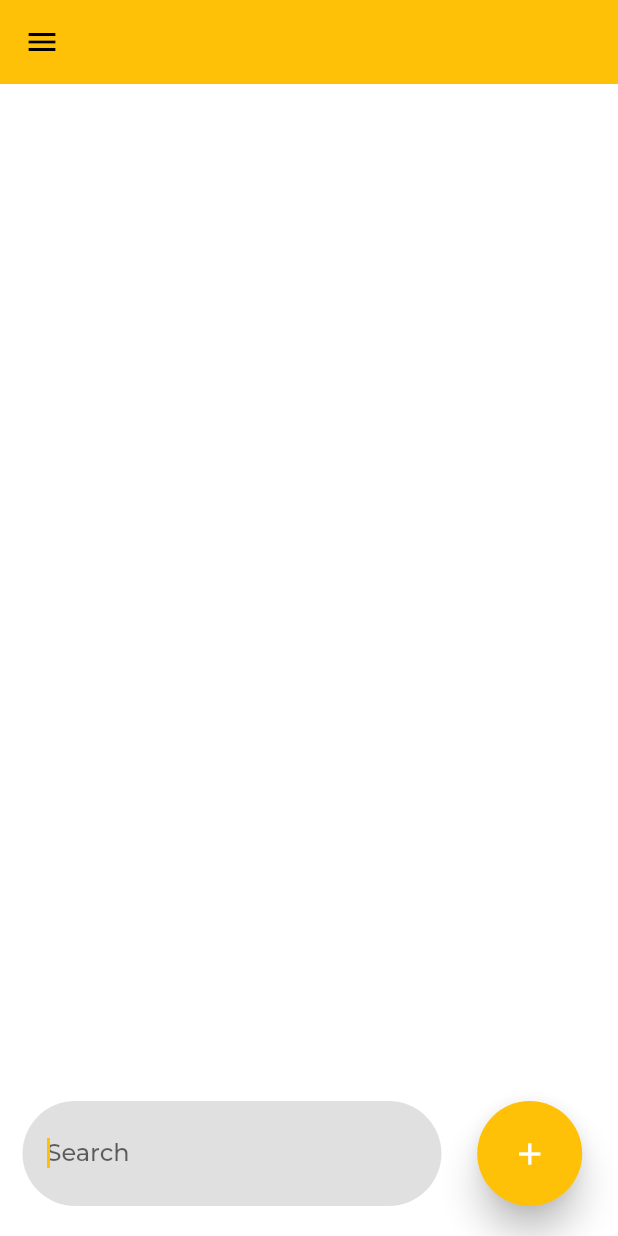
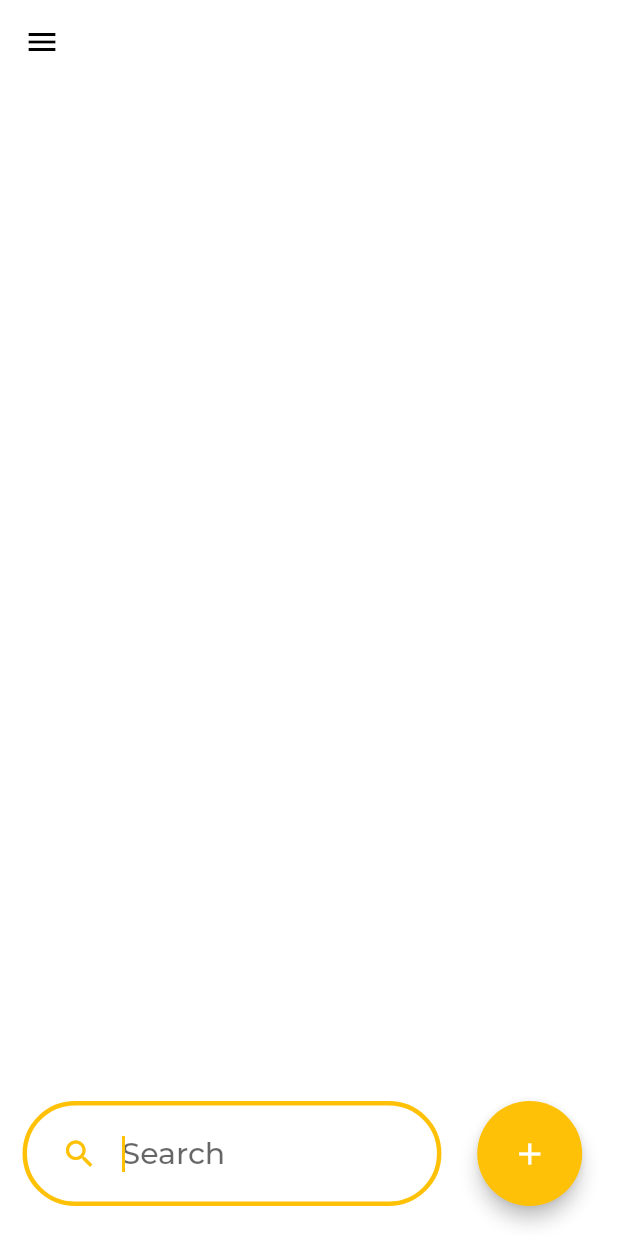
Before and after one commit to deninpaul/Medic.ly, a Flutter app: the screen it shows after launch, scrolled down 576 dp, after a tap on "Search", on a phone screen of 412 x 824 dp. Run offline on Flutter 3.47's test engine with Material 2 defaults, Android fonts, the phone set to English and light mode, and no system bars; project files that could hold a hidden picture were left out.

Commit message:
fixed app bar color issue

```diff
--- a/app/lib/main.dart
+++ b/app/lib/main.dart
@@ -1,5 +1,4 @@
 import 'package:flutter/material.dart';
-import 'package:app/models/global.dart';
 import 'package:app/ui/home.dart';
 import 'package:app/ui/medlist.dart';
 
@@ -24,15 +23,19 @@ class MyHomePage extends StatefulWidget {
 }
 
 class _MyHomePageState extends State<MyHomePage> {
+  int _page = 0;
+  Color _appBarColor = Colors.amber;
+
   @override
   Widget build(BuildContext context) {
     return new MaterialApp(
-        title: 'Hello',
+        title: 'Home',
         theme: ThemeData(primarySwatch: Colors.amber, fontFamily: 'Montserrat'),
         home: new Scaffold(
           drawer: Drawer(),
           appBar: new AppBar(
             elevation: 0,
+            backgroundColor: _appBarColor,
           ),
           body: Stack(children: <Widget>[
             NextMed(),
@@ -42,13 +45,29 @@ class _MyHomePageState extends State<MyHomePage> {
                 new MedList(),
               ],
               scrollDirection: Axis.vertical,
+              onPageChanged: onPageChanged,
             ),
             Align(
               alignment: Alignment.bottomCenter,
               child: bottomFABs(),
             )
-
           ]),
         ));
   }
+
+  void onPageChanged(int page) {
+    Color _tempColor;
+    switch (page) {
+      case 0:
+        _tempColor = Colors.amber;
+        break;
+      case 1:
+        _tempColor = Colors.white;
+        break;
+    }
+    setState(() {
+      this._page = page;
+      this._appBarColor = _tempColor;
+    });
+  }
 }
--- a/app/lib/models/global.dart
+++ /dev/null
@@ -1,3 +0,0 @@
-import 'package:flutter/material.dart';
-
-List<Color> colors = [Colors.amber, Color.fromRGBO(255, 255, 255, 100)];
--- a/app/lib/ui/home.dart
+++ b/app/lib/ui/home.dart
@@ -36,6 +36,7 @@ class NextMed extends StatelessWidget {
     ]);
   }
 }
+
 
 class BottomDrawer extends StatelessWidget {
   @override
@@ -82,6 +83,7 @@ class BottomDrawer extends StatelessWidget {
   }
 }
 
+
 Row bottomFABs() {
   return Row(
     crossAxisAlignment: CrossAxisAlignment.center,
@@ -95,17 +97,31 @@ Row bottomFABs() {
             height: 70,
             color: Colors.transparent,
             child: RaisedButton(
-
-              child: TextField(
-                decoration: InputDecoration(
-                    border: InputBorder.none, hintText: 'Search'),
+              child: Container(
+                child: Stack(
+                  children: <Widget>[
+                    Container(
+                      child: TextField(
+                        decoration: InputDecoration(
+                            border: InputBorder.none,
+                            hintText: 'Search',
+                            icon: Icon(Icons.search)),
+                        style: TextStyle(
+                          fontSize: 20.0,
+                        ),
+                      ),
+                      padding: EdgeInsets.only(left: 10),
+                    ),
+                  ],
+                ),
               ),
               onPressed: () {},
-              elevation: 10,
+              elevation: 5,
+              color: Colors.white,
               hoverColor: Colors.white,
               shape: RoundedRectangleBorder(
-                borderRadius: BorderRadius.all(Radius.circular(100)),
-              ),
+                  borderRadius: BorderRadius.all(Radius.circular(100)),
+                  side: BorderSide(color: Colors.amber, width: 3)),
             )),
         flex: 5,
       ),
@@ -118,7 +134,7 @@ Row bottomFABs() {
             onPressed: () {},
             child: Icon(Icons.add),
             foregroundColor: Colors.white,
-            elevation: 10,
+            elevation: 5,
           ),
         ),
         flex: 2,
```
